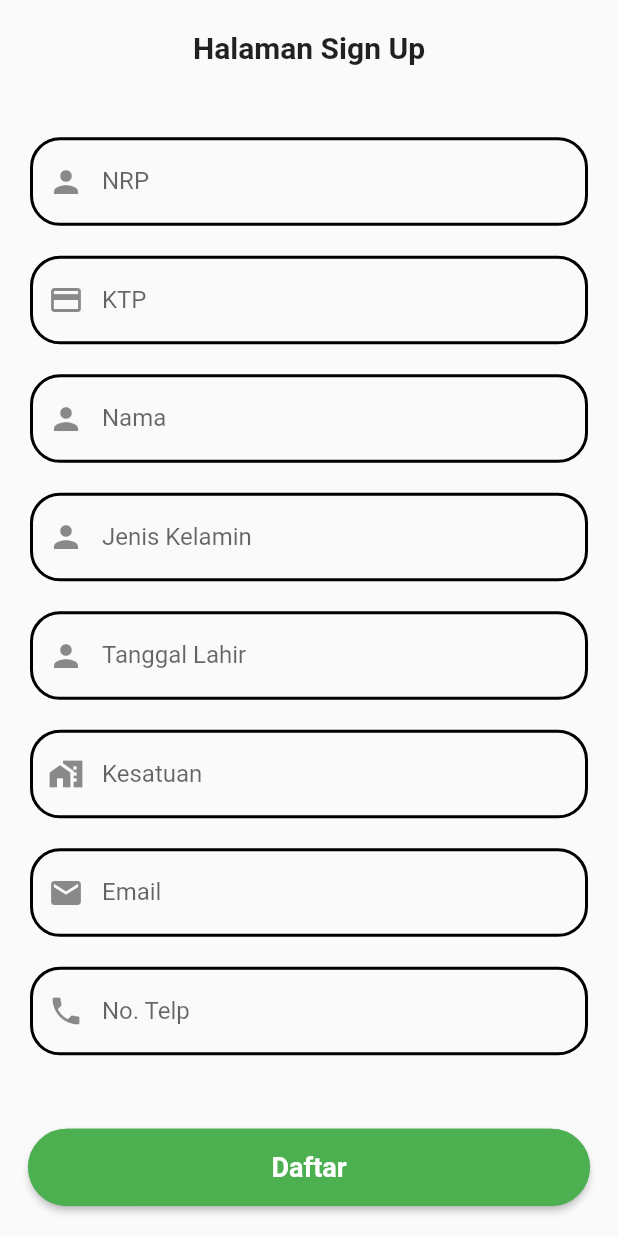
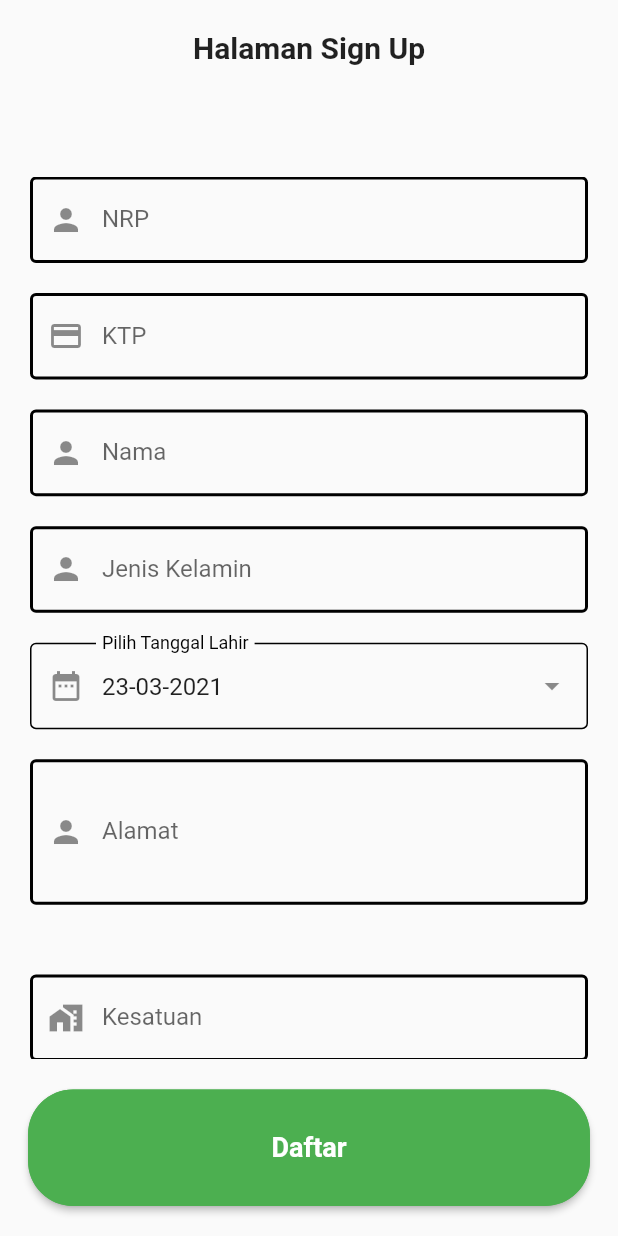
Before and after one commit to juniz/ApamPolri, a Flutter app: the SignUpPage screen opened by its route, on a phone screen of 412 x 824 dp. Run offline on Flutter 3.47's test engine with Material 2 defaults, Android fonts, the phone set to English and light mode, and no system bars; our stand-ins replace awesome_dialog, carousel_slider, cloud_firestore, firebase_auth, firebase_core, flutter_signin_button and 5 more; missing offline and left inert: flutter_open_whatsapp, footer, onesignal_flutter, otp, otp_screen; accounts and stored records are empty; project files that could hold a hidden picture were left out.

Commit message:
edit sign up

```diff
--- a/lib/main.dart
+++ b/lib/main.dart
@@ -35,6 +35,7 @@ void main() async {
         primaryColor: Colors.white,
         fontFamily: 'roboto',
       ),
+      locale: Locale('id'),
       initialRoute: '/',
     ),
   );
--- a/lib/sign_up.dart
+++ b/lib/sign_up.dart
@@ -3,6 +3,9 @@ import 'package:firebase_auth/firebase_auth.dart';
 import 'package:flutter/material.dart';
 import 'package:get/get.dart';
 import 'package:apam/controller/signup_controller.dart';
+import 'package:intl/intl.dart';
+
+import 'widget/datepicker.dart';
 
 class SignUpPage extends StatefulWidget {
   SignUpPage({Key key}) : super(key: key);
@@ -21,6 +24,7 @@ class _SignUpPageState extends State<SignUpPage> {
   FocusNode myFocusNode5 = new FocusNode();
   FocusNode myFocusNode6 = new FocusNode();
   FocusNode myFocusNode7 = new FocusNode();
+  FocusNode myFocusNode8 = new FocusNode();
   // User uid = Get.arguments;
 
   @override
@@ -34,8 +38,7 @@ class _SignUpPageState extends State<SignUpPage> {
           width: Get.width,
           height: Get.height,
           child: Column(
-            mainAxisAlignment: MainAxisAlignment.center,
-            mainAxisSize: MainAxisSize.min,
+            mainAxisAlignment: MainAxisAlignment.start,
             children: [
               Expanded(
                 flex: 2,
@@ -48,7 +51,7 @@ class _SignUpPageState extends State<SignUpPage> {
                 ),
               ),
               Expanded(
-                flex: 14,
+                flex: 10,
                 child: Form(
                   key: _formKey,
                   child: SingleChildScrollView(
@@ -57,6 +60,8 @@ class _SignUpPageState extends State<SignUpPage> {
                         Padding(
                           padding:
                               EdgeInsets.only(right: 20, left: 20, bottom: 20),
+                          child: SizedBox(
+                            height: Get.height * 0.07,
                             child: TextFormField(
                               focusNode: myFocusNode1,
                               controller: signupController.nrpController,
@@ -72,12 +77,11 @@ class _SignUpPageState extends State<SignUpPage> {
                                 prefixIcon: Icon(Icons.person),
                                 focusedBorder: OutlineInputBorder(
                                   borderSide: BorderSide(color: Colors.green),
-                                borderRadius: BorderRadius.circular(20),
                                 ),
                                 enabledBorder: OutlineInputBorder(
-                                borderRadius: BorderRadius.circular(20),
                                   borderSide:
                                       BorderSide(color: Colors.black, width: 2),
+                                ),
                               ),
                             ),
                           ),
@@ -86,6 +90,8 @@ class _SignUpPageState extends State<SignUpPage> {
                         Padding(
                           padding:
                               EdgeInsets.only(right: 20, left: 20, bottom: 20),
+                          child: SizedBox(
+                            height: Get.height * 0.07,
                             child: TextFormField(
                               focusNode: myFocusNode2,
                               controller: signupController.ktpController,
@@ -100,13 +106,12 @@ class _SignUpPageState extends State<SignUpPage> {
                                 fillColor: Colors.black,
                                 prefixIcon: Icon(Icons.credit_card),
                                 focusedBorder: OutlineInputBorder(
-                                borderRadius: BorderRadius.circular(20),
                                   borderSide: BorderSide(color: Colors.green),
                                 ),
                                 enabledBorder: OutlineInputBorder(
-                                borderRadius: BorderRadius.circular(20),
                                   borderSide:
                                       BorderSide(color: Colors.black, width: 2),
+                                ),
                               ),
                             ),
                           ),
@@ -115,6 +120,8 @@ class _SignUpPageState extends State<SignUpPage> {
                         Padding(
                           padding:
                               EdgeInsets.only(right: 20, left: 20, bottom: 20),
+                          child: SizedBox(
+                            height: Get.height * 0.07,
                             child: TextFormField(
                               focusNode: myFocusNode3,
                               controller: signupController.namaController,
@@ -129,13 +136,12 @@ class _SignUpPageState extends State<SignUpPage> {
                                 fillColor: Colors.black,
                                 prefixIcon: Icon(Icons.person),
                                 focusedBorder: OutlineInputBorder(
-                                borderRadius: BorderRadius.circular(20),
                                   borderSide: BorderSide(color: Colors.green),
                                 ),
                                 enabledBorder: OutlineInputBorder(
-                                borderRadius: BorderRadius.circular(20),
                                   borderSide:
                                       BorderSide(color: Colors.black, width: 2),
+                                ),
                               ),
                             ),
                           ),
@@ -144,6 +150,8 @@ class _SignUpPageState extends State<SignUpPage> {
                         Padding(
                           padding:
                               EdgeInsets.only(right: 20, left: 20, bottom: 20),
+                          child: SizedBox(
+                            height: Get.height * 0.07,
                             child: TextFormField(
                               focusNode: myFocusNode4,
                               controller: signupController.jkController,
@@ -162,13 +170,12 @@ class _SignUpPageState extends State<SignUpPage> {
                                 fillColor: Colors.black,
                                 prefixIcon: Icon(Icons.person),
                                 focusedBorder: OutlineInputBorder(
-                                borderRadius: BorderRadius.circular(20),
                                   borderSide: BorderSide(color: Colors.green),
                                 ),
                                 enabledBorder: OutlineInputBorder(
-                                borderRadius: BorderRadius.circular(20),
                                   borderSide:
                                       BorderSide(color: Colors.black, width: 2),
+                                ),
                               ),
                             ),
                           ),
@@ -177,27 +184,52 @@ class _SignUpPageState extends State<SignUpPage> {
                         Padding(
                           padding:
                               EdgeInsets.only(right: 20, left: 20, bottom: 20),
+                          child: SizedBox(
+                            height: Get.height * 0.07,
+                            child: MyTextFieldDatePicker(
+                              labelText: "Pilih Tanggal Lahir",
+                              prefixIcon: Icon(Icons.date_range),
+                              suffixIcon: Icon(Icons.arrow_drop_down),
+                              lastDate: DateTime.now().add(Duration(days: 1)),
+                              firstDate: DateTime.now()
+                                  .subtract(Duration(days: 999999999999999999)),
+                              initialDate: DateTime.now(),
+                              dateFormat: DateFormat('dd-MM-yyyy'),
+                              onDateChanged: (selectedDate) {
+                                // Do something with the selected date
+                                // _homecareController.tanggal.value.date =
+                                //     selectedDate;
+                                // _homecareController.clearInput();
+                              },
+                            ),
+                          ),
+                        ),
+
+                        Padding(
+                          padding:
+                              EdgeInsets.only(right: 20, left: 20, bottom: 20),
+                          child: SizedBox(
+                            height: Get.height * 0.15,
                             child: TextFormField(
-                            focusNode: myFocusNode3,
+                              focusNode: myFocusNode8,
                               controller: signupController.namaController,
-                            maxLines: 1,
+                              maxLines: 3,
                               keyboardType: TextInputType.name,
                               validator: (value) => value.trim().isEmpty
-                                ? 'Tanggal lahir masih kosong'
+                                  ? 'Alamat masih kosong'
                                   : null,
                               decoration: InputDecoration(
-                              labelText: "Tanggal Lahir",
-                              hintText: "Isikan Tanggal Lahir",
+                                labelText: "Alamat",
+                                hintText: "Isikan Alamat",
                                 fillColor: Colors.black,
                                 prefixIcon: Icon(Icons.person),
                                 focusedBorder: OutlineInputBorder(
-                                borderRadius: BorderRadius.circular(20),
                                   borderSide: BorderSide(color: Colors.green),
                                 ),
                                 enabledBorder: OutlineInputBorder(
-                                borderRadius: BorderRadius.circular(20),
                                   borderSide:
                                       BorderSide(color: Colors.black, width: 2),
+                                ),
                               ),
                             ),
                           ),
@@ -206,6 +238,8 @@ class _SignUpPageState extends State<SignUpPage> {
                         Padding(
                           padding:
                               EdgeInsets.only(right: 20, left: 20, bottom: 20),
+                          child: SizedBox(
+                            height: Get.height * 0.07,
                             child: TextFormField(
                               focusNode: myFocusNode5,
                               controller: signupController.satuanController,
@@ -220,13 +254,12 @@ class _SignUpPageState extends State<SignUpPage> {
                                 fillColor: Colors.black,
                                 prefixIcon: Icon(Icons.home_work),
                                 focusedBorder: OutlineInputBorder(
-                                borderRadius: BorderRadius.circular(20),
                                   borderSide: BorderSide(color: Colors.green),
                                 ),
                                 enabledBorder: OutlineInputBorder(
-                                borderRadius: BorderRadius.circular(20),
                                   borderSide:
                                       BorderSide(color: Colors.black, width: 2),
+                                ),
                               ),
                             ),
                           ),
@@ -235,6 +268,8 @@ class _SignUpPageState extends State<SignUpPage> {
                         Padding(
                           padding:
                               EdgeInsets.only(right: 20, left: 20, bottom: 20),
+                          child: SizedBox(
+                            height: Get.height * 0.07,
                             child: TextFormField(
                               focusNode: myFocusNode6,
                               controller: signupController.emailController,
@@ -250,13 +285,12 @@ class _SignUpPageState extends State<SignUpPage> {
                                 fillColor: Colors.black,
                                 prefixIcon: Icon(Icons.mail),
                                 focusedBorder: OutlineInputBorder(
-                                borderRadius: BorderRadius.circular(20),
                                   borderSide: BorderSide(color: Colors.green),
                                 ),
                                 enabledBorder: OutlineInputBorder(
-                                borderRadius: BorderRadius.circular(20),
                                   borderSide:
                                       BorderSide(color: Colors.black, width: 2),
+                                ),
                               ),
                             ),
                           ),
@@ -265,6 +299,8 @@ class _SignUpPageState extends State<SignUpPage> {
                         Padding(
                           padding:
                               EdgeInsets.only(right: 20, left: 20, bottom: 20),
+                          child: SizedBox(
+                            height: Get.height * 0.07,
                             child: TextFormField(
                               focusNode: myFocusNode7,
                               controller: signupController.hpController,
@@ -280,13 +316,12 @@ class _SignUpPageState extends State<SignUpPage> {
                                 fillColor: Colors.black,
                                 prefixIcon: Icon(Icons.phone),
                                 focusedBorder: OutlineInputBorder(
-                                borderRadius: BorderRadius.circular(20),
                                   borderSide: BorderSide(color: Colors.green),
                                 ),
                                 enabledBorder: OutlineInputBorder(
-                                borderRadius: BorderRadius.circular(20),
                                   borderSide:
                                       BorderSide(color: Colors.black, width: 2),
+                                ),
                               ),
                             ),
                           ),
```
Lines whose indentation alone changed are shown as unchanged.
